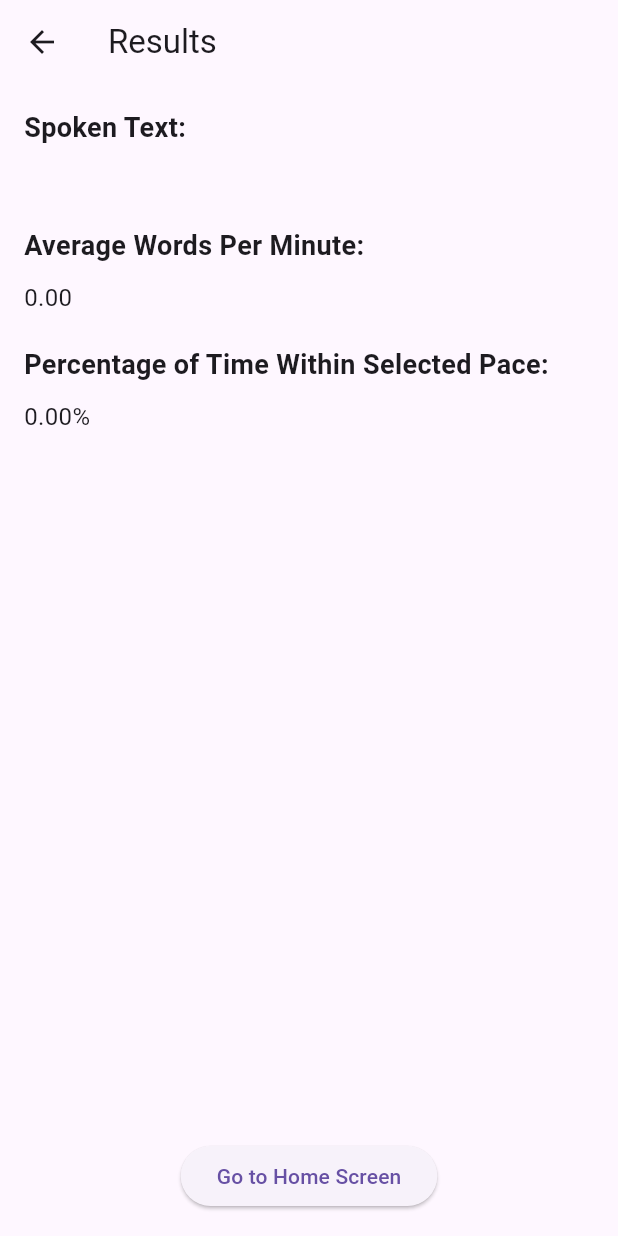
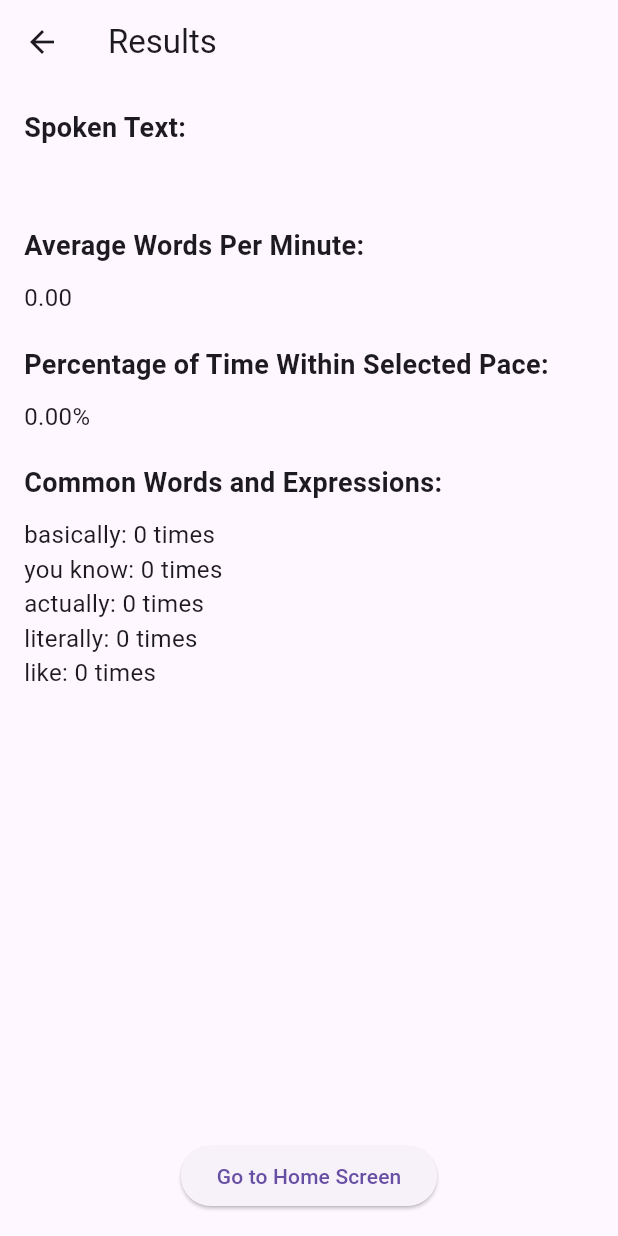
Before and after one commit to BettinaGotiu/licenta_app, a Flutter app: the ResultsScreen screen opened directly with empty values, on a phone screen of 412 x 824 dp. Run offline on Flutter 3.47's test engine with Material 3 defaults, Android fonts, the phone set to English and light mode, and no system bars; our stand-ins replace firebase_auth, firebase_core, speech_to_text, table_calendar; accounts and stored records are empty.

Commit message:
Word search functionality working properly

```diff
--- a/lib/pages/results_screen.dart
+++ b/lib/pages/results_screen.dart
@@ -1,7 +1,7 @@
 import 'package:flutter/material.dart';
 import 'home_screen.dart';
 
-class ResultsScreen extends StatelessWidget {
+class ResultsScreen extends StatefulWidget {
   final String spokenText;
   final double averageWpm;
   final double withinLimitPercentage;
@@ -14,12 +14,59 @@ class ResultsScreen extends StatelessWidget {
   }) : super(key: key);
 
   @override
+  _ResultsScreenState createState() => _ResultsScreenState();
+}
+
+class _ResultsScreenState extends State<ResultsScreen> {
+  late Map<String, int> _commonWordCounts;
+  bool _isLoading = true; // For displaying the loading widget
+
+  @override
+  void initState() {
+    super.initState();
+    _commonWordCounts = {};
+    _countCommonWords();
+  }
+
+  void _countCommonWords() {
+    List<String> commonExpressions = [
+      "basically",
+      "you know",
+      "actually",
+      "literally",
+      "like"
+    ];
+
+    // Initialize counts to 0
+    commonExpressions.forEach((expression) {
+      _commonWordCounts[expression] = 0;
+    });
+
+    // Count occurrences of each expression
+    for (String expression in commonExpressions) {
+      _commonWordCounts[expression] =
+          _countOccurrences(widget.spokenText, expression);
+    }
+
+    setState(() {
+      _isLoading = false; // Stop showing the loading widget
+    });
+  }
+
+  int _countOccurrences(String text, String pattern) {
+    RegExp regExp = RegExp(RegExp.escape(pattern), caseSensitive: false);
+    return regExp.allMatches(text).length;
+  }
+
+  @override
   Widget build(BuildContext context) {
     return Scaffold(
       appBar: AppBar(
         title: const Text('Results'),
       ),
-      body: Padding(
+      body: _isLoading
+          ? Center(child: CircularProgressIndicator()) // Display loading widget
+          : Padding(
               padding: const EdgeInsets.all(16.0),
               child: Column(
                 crossAxisAlignment: CrossAxisAlignment.start,
@@ -30,7 +77,7 @@ class ResultsScreen extends StatelessWidget {
                   ),
                   const SizedBox(height: 10),
                   Text(
-              spokenText,
+                    widget.spokenText,
                     style: const TextStyle(fontSize: 16),
                   ),
                   const SizedBox(height: 20),
@@ -40,7 +87,7 @@ class ResultsScreen extends StatelessWidget {
                   ),
                   const SizedBox(height: 10),
                   Text(
-              averageWpm.toStringAsFixed(2),
+                    widget.averageWpm.toStringAsFixed(2),
                     style: const TextStyle(fontSize: 16),
                   ),
                   const SizedBox(height: 20),
@@ -50,16 +97,29 @@ class ResultsScreen extends StatelessWidget {
                   ),
                   const SizedBox(height: 10),
                   Text(
-              '${withinLimitPercentage.toStringAsFixed(2)}%',
+                    '${widget.withinLimitPercentage.toStringAsFixed(2)}%',
                     style: const TextStyle(fontSize: 16),
                   ),
+                  const SizedBox(height: 20),
+                  const Text(
+                    'Common Words and Expressions:',
+                    style: TextStyle(fontSize: 18, fontWeight: FontWeight.bold),
+                  ),
+                  const SizedBox(height: 10),
+                  ..._commonWordCounts.entries.map((entry) {
+                    return Text(
+                      '${entry.key}: ${entry.value} times',
+                      style: const TextStyle(fontSize: 16),
+                    );
+                  }).toList(),
                   const Spacer(),
                   Center(
                     child: ElevatedButton(
                       onPressed: () {
                         Navigator.pushAndRemoveUntil(
                           context,
-                    MaterialPageRoute(builder: (context) => const HomeScreen()),
+                          MaterialPageRoute(
+                              builder: (context) => const HomeScreen()),
                           (Route<dynamic> route) => false,
                         );
                       },
```
Lines whose indentation alone changed are shown as unchanged.
